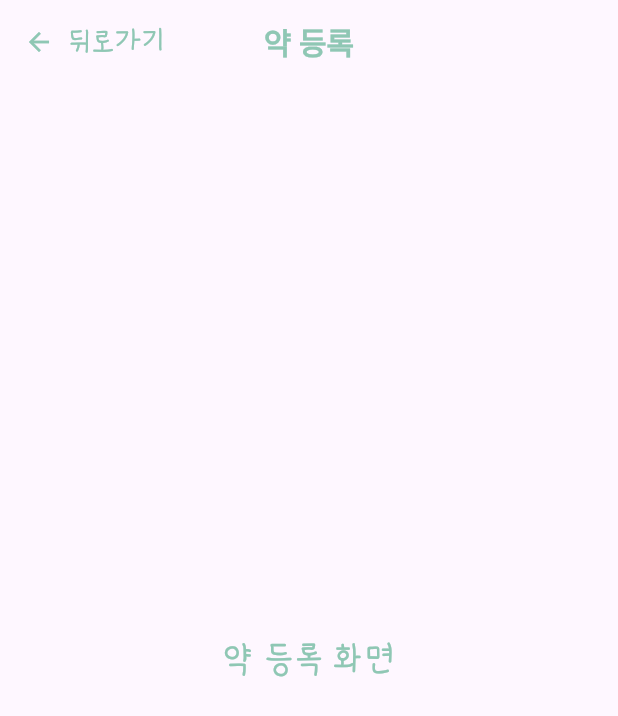
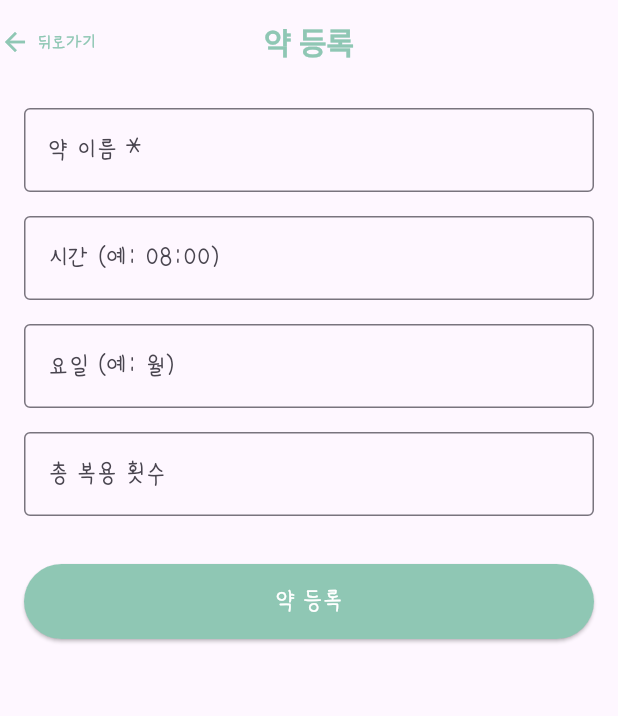
Before and after one commit to DrugManager/Drug, a Flutter app: the HomeScreen screen opened directly, after a tap on the "add" icon, on a phone screen of 412 x 824 dp. Shown: the top 716 px of the screen. Run offline on Flutter 3.47's test engine with Material 3 defaults, Android fonts, the phone set to English and light mode, and no system bars; our stand-ins replace cloud_firestore, firebase_auth, firebase_core, flutter_dotenv, flutter_slidable, google_sign_in and 1 more; missing offline and left inert: flutter_naver_login, kakao_flutter_sdk_user; accounts and stored records are empty.

Commit message:
[Feat] #6 iOS 파이어베이스 연결, 파이어스토어 연결, 테스트용 코드 추가

```diff
--- a/lib/features/add_drug/add_drug_screen.dart
+++ /dev/null
@@ -1,35 +0,0 @@
-//TODO - 약 등록 화면
-import 'package:flutter/material.dart';
-import 'package:drug/resources/colors.dart';
-
-class AddDrugScreen extends StatelessWidget {
-  const AddDrugScreen({super.key});
-
-  @override
-  Widget build(BuildContext context) {
-    return Scaffold(
-      appBar: AppBar(
-        centerTitle: true,
-        backgroundColor: Colors.transparent,
-        title: const Text('약 등록'),
-        titleTextStyle: TextStyle(
-          color: mainColor,
-          fontSize: 20,
-          fontWeight: FontWeight.bold,
-        ),
-        leading: TextButton.icon(
-          onPressed: () => Navigator.pop(context),
-          icon: Icon(Icons.arrow_back, color: mainColor, size: 20),
-          label: Text('뒤로가기', style: TextStyle(color: mainColor, fontSize: 20)),
-        ),
-        leadingWidth: 130,
-      ),
-      body: Center(
-        child: Text(
-          '약 등록 화면',
-          style: TextStyle(fontSize: 24, color: mainColor),
-        ),
-      ),
-    );
-  }
-}
--- /dev/null
+++ b/lib/features/add_drug/add_drug_screen_new.dart
@@ -0,0 +1,143 @@
+//TODO - 약 등록 화면(테스트단계)
+
+// ignore_for_file: use_build_context_synchronously
+
+import 'package:flutter/material.dart';
+import 'package:drug/resources/colors.dart';
+import 'package:drug/models/drug_model.dart';
+import 'package:drug/services/drug_service.dart';
+
+class AddDrugScreen extends StatefulWidget {
+  const AddDrugScreen({super.key});
+
+  @override
+  State<AddDrugScreen> createState() => _AddDrugScreenState();
+}
+
+class _AddDrugScreenState extends State<AddDrugScreen> {
+  final DrugService _drugService = DrugService();
+  final TextEditingController _drugNameController = TextEditingController();
+  final TextEditingController _timeController = TextEditingController();
+  final TextEditingController _dayController = TextEditingController();
+  final TextEditingController _totalDoseController = TextEditingController();
+
+  Future<void> _saveDrug() async {
+    if (_drugNameController.text.isEmpty) {
+      ScaffoldMessenger.of(
+        context,
+      ).showSnackBar(const SnackBar(content: Text('약 이름을 입력해주세요')));
+      return;
+    }
+
+    final drug = Drug(
+      id: '',
+      drugName: _drugNameController.text,
+      time: _timeController.text.isEmpty ? '08:00' : _timeController.text,
+      day: _dayController.text.isEmpty ? '월' : _dayController.text,
+      totalDoseCount: int.tryParse(_totalDoseController.text) ?? 1,
+      takenDoseCount: 0,
+    );
+
+    try {
+      await _drugService.addDrug(drug);
+      Navigator.pop(context);
+      ScaffoldMessenger.of(
+        context,
+      ).showSnackBar(const SnackBar(content: Text('약이 등록되었습니다')));
+    } catch (e) {
+      ScaffoldMessenger.of(
+        context,
+      ).showSnackBar(SnackBar(content: Text('등록 실패: $e')));
+    }
+  }
+
+  @override
+  Widget build(BuildContext context) {
+    return Scaffold(
+      appBar: AppBar(
+        centerTitle: true,
+        backgroundColor: Colors.transparent,
+        title: const Text('약 등록'),
+        titleTextStyle: TextStyle(
+          color: mainColor,
+          fontSize: 20,
+          fontWeight: FontWeight.bold,
+        ),
+        leading: SizedBox(
+          width: 100,
+          child: InkWell(
+            onTap: () => Navigator.pop(context),
+            child: Row(
+              children: [
+                Icon(Icons.arrow_back, color: mainColor, size: 20),
+                const SizedBox(width: 4),
+                Text('뒤로가기', style: TextStyle(color: mainColor, fontSize: 12)),
+              ],
+            ),
+          ),
+        ),
+        leadingWidth: 100,
+      ),
+      body: Padding(
+        padding: const EdgeInsets.all(16.0),
+        child: Column(
+          children: [
+            TextField(
+              controller: _drugNameController,
+              decoration: const InputDecoration(
+                labelText: '약 이름 *',
+                border: OutlineInputBorder(),
+              ),
+            ),
+            const SizedBox(height: 16),
+            TextField(
+              controller: _timeController,
+              decoration: const InputDecoration(
+                labelText: '시간 (예: 08:00)',
+                border: OutlineInputBorder(),
+              ),
+            ),
+            const SizedBox(height: 16),
+            TextField(
+              controller: _dayController,
+              decoration: const InputDecoration(
+                labelText: '요일 (예: 월)',
+                border: OutlineInputBorder(),
+              ),
+            ),
+            const SizedBox(height: 16),
+            TextField(
+              controller: _totalDoseController,
+              decoration: const InputDecoration(
+                labelText: '총 복용 횟수',
+                border: OutlineInputBorder(),
+              ),
+              keyboardType: TextInputType.number,
+            ),
+            const SizedBox(height: 32),
+            ElevatedButton(
+              onPressed: _saveDrug,
+              style: ElevatedButton.styleFrom(
+                backgroundColor: mainColor,
+                minimumSize: const Size(double.infinity, 50),
+              ),
+              child: const Text(
+                '약 등록',
+                style: TextStyle(color: Colors.white, fontSize: 16),
+              ),
+            ),
+          ],
+        ),
+      ),
+    );
+  }
+
+  @override
+  void dispose() {
+    _drugNameController.dispose();
+    _timeController.dispose();
+    _dayController.dispose();
+    _totalDoseController.dispose();
+    super.dispose();
+  }
+}
--- a/lib/features/home/home_screen.dart
+++ b/lib/features/home/home_screen.dart
@@ -2,7 +2,7 @@ import 'package:flutter/material.dart';
 import 'package:intl/intl.dart';
 import 'package:drug/resources/colors.dart';
 import 'package:drug/features/home/widget/drug_list_widget.dart';
-import 'package:drug/features/add_drug/add_drug_screen.dart';
+import 'package:drug/features/add_drug/add_drug_screen_new.dart';
 
 class HomeScreen extends StatelessWidget {
   const HomeScreen({super.key});
@@ -24,7 +24,7 @@ class HomeScreen extends StatelessWidget {
           ],
         ),
       ),
-      body: drugList(),
+      body: const DrugListWidget(),
       floatingActionButton: FloatingActionButton(
         onPressed: () {
           Navigator.push(
--- a/lib/features/home/widget/drug_list_widget.dart
+++ b/lib/features/home/widget/drug_list_widget.dart
@@ -1,14 +1,52 @@
 import 'package:flutter/material.dart';
 import 'package:drug/models/drug_model.dart';
-import 'package:drug/features/home/widget/drug_list_view_model.dart';
+import 'package:drug/services/drug_service.dart';
 import 'package:flutter_slidable/flutter_slidable.dart';
 
-Widget drugList() {
-  final viewModel = DrugListViewModel();
+class DrugListWidget extends StatefulWidget {
+  const DrugListWidget({super.key});
+
+  @override
+  State<DrugListWidget> createState() => DrugListWidgetState();
+}
+
+class DrugListWidgetState extends State<DrugListWidget> {
+  final DrugService _drugService = DrugService();
+
+  // 외부에서 호출 가능한 새로고침 메서드 (StreamBuilder 사용시에는 필요 없지만 호환성을 위해 유지)
+  Future<void> refreshDrugs() async {
+    // StreamBuilder를 사용하므로 별도의 새로고침이 필요 없음
+    setState(() {});
+  }
+
+  @override
+  Widget build(BuildContext context) {
+    return StreamBuilder<List<Drug>>(
+      stream: _drugService.getDrugsStream(),
+      builder: (context, snapshot) {
+        if (snapshot.connectionState == ConnectionState.waiting) {
+          return const Center(child: CircularProgressIndicator());
+        }
+
+        if (snapshot.hasError) {
+          return Center(child: Text('오류가 발생했습니다: ${snapshot.error}'));
+        }
+
+        final drugs = snapshot.data ?? [];
+
+        if (drugs.isEmpty) {
+          return const Center(
+            child: Text(
+              '등록된 약이 없습니다.\n+ 버튼을 눌러 약을 등록해보세요!',
+              style: TextStyle(fontSize: 16, color: Colors.grey),
+              textAlign: TextAlign.center,
+            ),
+          );
+        }
 
         return ListView.separated(
           padding: const EdgeInsets.symmetric(horizontal: 18, vertical: 12),
-    itemCount: viewModel.drugs.length,
+          itemCount: drugs.length,
           separatorBuilder:
               (context, index) => const Divider(
                 thickness: 1.4,
@@ -16,13 +54,21 @@ Widget drugList() {
                 color: Color.fromARGB(255, 196, 196, 196),
               ),
           itemBuilder: (context, index) {
-      final drug = viewModel.drugs[index];
-      return drugItem(drug: drug);
+            final drug = drugs[index];
+            return drugItem(drug: drug, onDelete: () => _deleteDrug(drug.id));
+          },
+        );
       },
     );
   }
 
-Widget drugItem({required Drug drug}) {
+  Future<void> _deleteDrug(String drugId) async {
+    await _drugService.deleteDrug(drugId);
+    // StreamBuilder가 자동으로 UI를 업데이트하므로 setState 불필요
+  }
+}
+
+Widget drugItem({required Drug drug, required VoidCallback onDelete}) {
   return Slidable(
     key: ValueKey(drug.id),
     endActionPane: ActionPane(
@@ -42,10 +88,7 @@ Widget drugItem({required Drug drug}) {
         ),
         SlidableAction(
           onPressed: (context) {
-            //TODO 삭제 기능 구현
-            ScaffoldMessenger.of(
-              context,
-            ).showSnackBar(SnackBar(content: Text('${drug.drugName} 삭제 기능')));
+            onDelete();
           },
           backgroundColor: Colors.red,
           foregroundColor: Colors.white,
--- /dev/null
+++ b/lib/services/drug_service.dart
@@ -0,0 +1,68 @@
+import 'package:cloud_firestore/cloud_firestore.dart';
+import 'package:firebase_auth/firebase_auth.dart';
+import 'package:drug/models/drug_model.dart';
+
+class DrugService {
+  final FirebaseFirestore _firestore = FirebaseFirestore.instance;
+  final FirebaseAuth _auth = FirebaseAuth.instance;
+
+  // 약 추가
+  Future<void> addDrug(Drug drug) async {
+    final user = _auth.currentUser;
+    if (user == null) return;
+
+    await _firestore
+        .collection('users')
+        .doc(user.uid)
+        .collection('drugs')
+        .add(drug.toJson());
+  }
+
+  // 약 목록 조회 (Stream으로 실시간 업데이트)
+  Stream<List<Drug>> getDrugsStream() {
+    final user = _auth.currentUser;
+    if (user == null) return Stream.value([]);
+
+    return _firestore
+        .collection('users')
+        .doc(user.uid)
+        .collection('drugs')
+        .snapshots()
+        .map(
+          (snapshot) =>
+              snapshot.docs
+                  .map((doc) => Drug.fromJson(doc.data(), doc.id))
+                  .toList(),
+        );
+  }
+
+  // 약 목록 조회 (기존 방식 유지)
+  Future<List<Drug>> getDrugs() async {
+    final user = _auth.currentUser;
+    if (user == null) return [];
+
+    final querySnapshot =
+        await _firestore
+            .collection('users')
+            .doc(user.uid)
+            .collection('drugs')
+            .get();
+
+    return querySnapshot.docs
+        .map((doc) => Drug.fromJson(doc.data(), doc.id))
+        .toList();
+  }
+
+  // 약 삭제
+  Future<void> deleteDrug(String drugId) async {
+    final user = _auth.currentUser;
+    if (user == null) return;
+
+    await _firestore
+        .collection('users')
+        .doc(user.uid)
+        .collection('drugs')
+        .doc(drugId)
+        .delete();
+  }
+}
```
Also changed, not shown: lib/features/home/widget/drug_list_view_model.dart (+22 -27 lines), lib/models/drug_model.dart (+23 -0 lines), 3 other files. Lines whose indentation alone changed are shown as unchanged.
